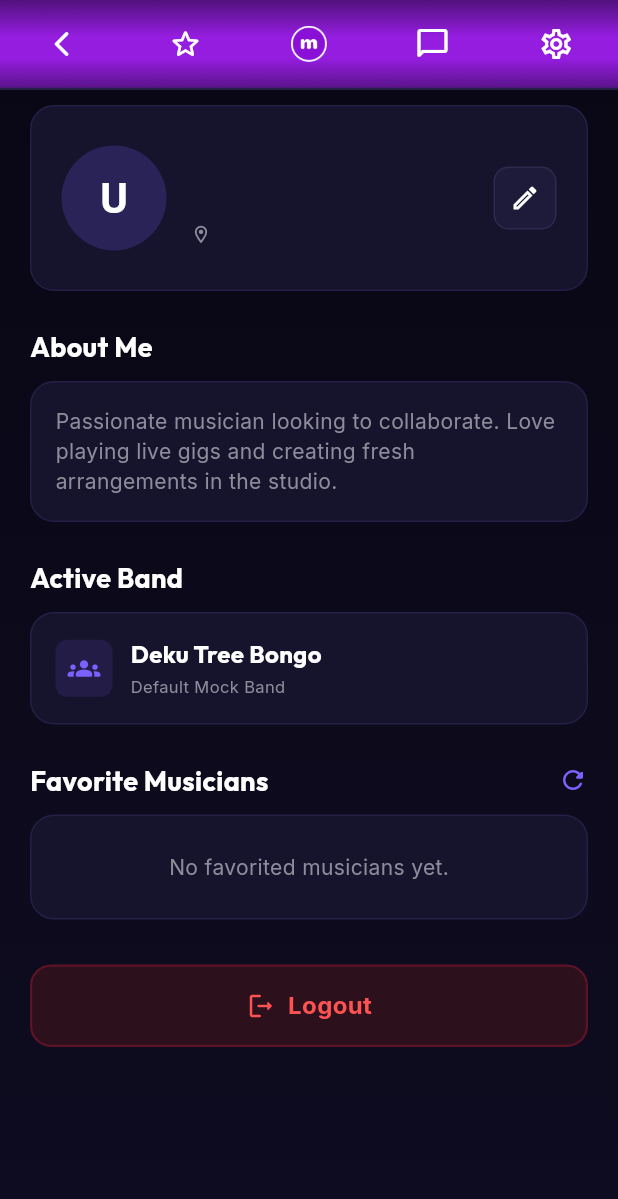
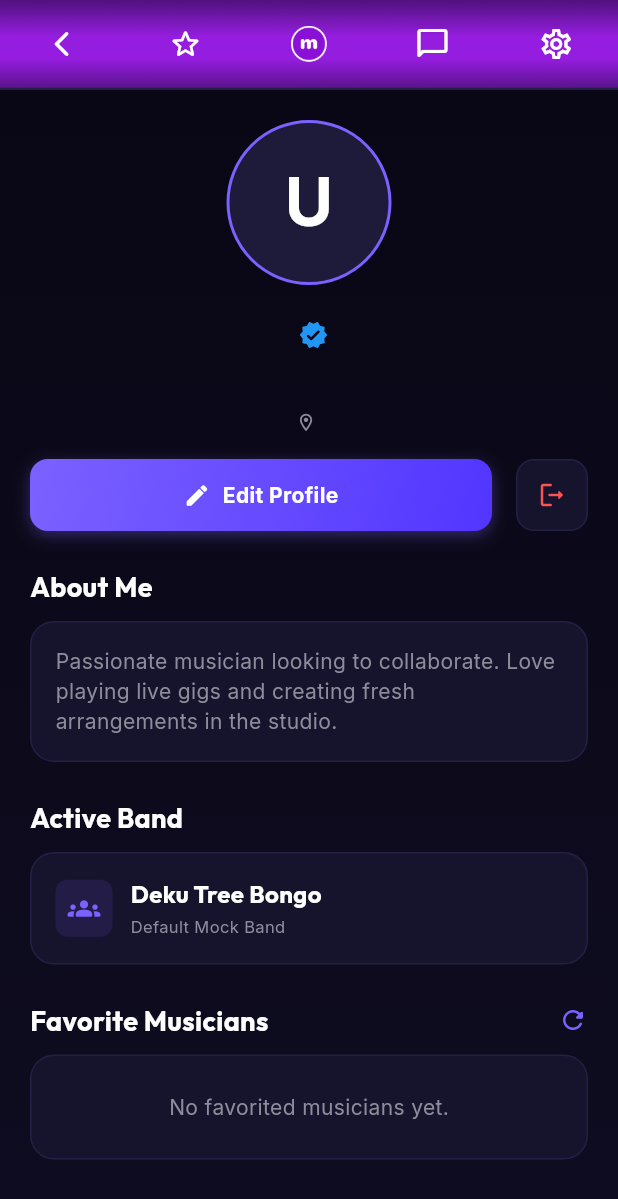
Before and after one commit to Drakblod/MusiciansFlutter, a Flutter app: the ProfileTabScreen screen opened by its route, on a phone screen of 412 x 824 dp. Shown: the top 1199 px of the screen. Run offline on Flutter 3.47's test engine with Material 3 defaults, Android fonts, the phone set to English and light mode, and no system bars; our stand-ins replace audioplayers, file_picker, firebase_auth, firebase_core, firebase_database, firebase_messaging and 5 more; accounts and stored records are empty.

Commit message:
Standardize profile views. Align ProfileTabScreen layout styling with MusicianProfileScreen centered header. Make Members tab row tap view profiles and add chat icon action.

```diff
--- a/lib/views/profile_tab_screen.dart
+++ b/lib/views/profile_tab_screen.dart
@@ -29,24 +29,7 @@ class _ProfileTabScreenState extends State<ProfileTabScreen> {
     });
   }
 
-  Future<void> _launchUrl(String urlString) async {
-    try {
-      final uri = Uri.parse(urlString.trim());
-      final success = await launchUrl(uri, mode: LaunchMode.externalApplication);
-      if (!success) {
-        await launchUrl(uri);
-      }
-    } catch (e) {
-      if (mounted) {
-        ScaffoldMessenger.of(context).showSnackBar(
-          SnackBar(
-            content: Text('Could not launch link: $urlString'),
-            backgroundColor: AppTheme.danger,
-          ),
-        );
-      }
-    }
-  }
+
 
   Future<void> _loadFavorites() async {
     setState(() => _isLoadingFavorites = true);
@@ -95,48 +78,67 @@ class _ProfileTabScreenState extends State<ProfileTabScreen> {
                 child: Column(
                   crossAxisAlignment: CrossAxisAlignment.start,
                   children: [
+                    // Standardized Centered Profile Header
+                    Center(
+                      child: Column(
+                        children: [
+                          const SizedBox(height: 10),
+                          // Profile Photo
                           Container(
-            padding: const EdgeInsets.all(20),
+                            width: 110,
+                            height: 110,
                             decoration: BoxDecoration(
-              color: AppTheme.cardBackground,
-              borderRadius: BorderRadius.circular(16),
-              border: Border.all(color: const Color(0xFF231F45), width: 1),
+                              shape: BoxShape.circle,
+                              border: Border.all(color: AppTheme.primaryAccent, width: 2),
+                              color: AppTheme.inputBackground,
                             ),
-            child: Row(
-              children: [
-                CircleAvatar(
-                  radius: 35,
-                  backgroundColor: AppTheme.primaryAccent.withOpacity(0.2),
-                  backgroundImage: user.profilePictureUrl != null && user.profilePictureUrl!.isNotEmpty
-                      ? NetworkImage(user.profilePictureUrl!)
-                      : null,
-                  child: user.profilePictureUrl == null || user.profilePictureUrl!.isEmpty
-                      ? Text(
+                            child: Center(
+                              child: user.profilePictureUrl != null && user.profilePictureUrl!.isNotEmpty
+                                  ? ClipOval(
+                                      child: Image.network(
+                                        user.profilePictureUrl!,
+                                        width: 106,
+                                        height: 106,
+                                        fit: BoxFit.cover,
+                                      ),
+                                    )
+                                  : Text(
                                       (user.displayName != null && user.displayName!.isNotEmpty)
                                           ? user.displayName!.substring(0, 1).toUpperCase()
                                           : 'U',
                                       style: const TextStyle(
                                         color: Colors.white,
-                            fontSize: 28,
+                                        fontSize: 44,
                                         fontWeight: FontWeight.bold,
                                       ),
-                        )
-                      : null,
                                     ),
-                const SizedBox(width: 16),
-                Expanded(
-                  child: Column(
-                    crossAxisAlignment: CrossAxisAlignment.start,
+                            ),
+                          ),
+                          const SizedBox(height: 16),
+
+                          // Name & Verified badge
+                          Row(
+                            mainAxisAlignment: MainAxisAlignment.center,
                             children: [
                               Text(
                                 user.displayName ?? 'Alex Hill',
                                 style: GoogleFonts.outfit(
-                          fontSize: 22,
+                                  fontSize: 24,
                                   fontWeight: FontWeight.bold,
                                   color: Colors.white,
                                 ),
                               ),
-                      const SizedBox(height: 2),
+                              const SizedBox(width: 6),
+                              const Icon(
+                                Icons.verified_rounded,
+                                color: Colors.blue,
+                                size: 20,
+                              ),
+                            ],
+                          ),
+                          const SizedBox(height: 4),
+
+                          // Role / Instrument
                           Text(
                             user.userType ?? 'Musician',
                             style: GoogleFonts.inter(
@@ -145,10 +147,17 @@ class _ProfileTabScreenState extends State<ProfileTabScreen> {
                               fontWeight: FontWeight.w600,
                             ),
                           ),
-                      const SizedBox(height: 4),
+                          const SizedBox(height: 8),
+
+                          // Location
                           Row(
+                            mainAxisAlignment: MainAxisAlignment.center,
                             children: [
-                          const Icon(Icons.location_on_outlined, color: AppTheme.textSecondary, size: 14),
+                              const Icon(
+                                Icons.location_on_outlined,
+                                color: AppTheme.textSecondary,
+                                size: 14,
+                              ),
                               const SizedBox(width: 4),
                               Text(
                                 user.location ?? 'Stockholm, Sweden',
@@ -159,80 +168,94 @@ class _ProfileTabScreenState extends State<ProfileTabScreen> {
                               ),
                             ],
                           ),
-                      if (user.spotifyUrl != null || user.youtubeUrl != null) ...[
-                        const SizedBox(height: 8),
+                          const SizedBox(height: 16),
+
+                          // Edit Profile & Logout Row
                           Row(
                             children: [
-                            if (user.spotifyUrl != null && user.spotifyUrl!.isNotEmpty)
-                              GestureDetector(
-                                onTap: () => _launchUrl(user.spotifyUrl!),
+                              Expanded(
+                                child: AnimatedTapDetector(
+                                  onTap: () async {
+                                    await Navigator.pushNamed(context, '/edit-profile');
+                                    appState.refreshProfile();
+                                  },
                                   child: Container(
-                                  margin: const EdgeInsets.only(right: 8),
-                                  padding: const EdgeInsets.symmetric(horizontal: 8, vertical: 4),
+                                    height: 48,
                                     decoration: BoxDecoration(
-                                    color: Colors.green.withOpacity(0.1),
-                                    borderRadius: BorderRadius.circular(4),
-                                    border: Border.all(color: Colors.green.withOpacity(0.3)),
+                                      gradient: AppTheme.primaryGradient,
+                                      borderRadius: BorderRadius.circular(12),
+                                      boxShadow: [
+                                        BoxShadow(
+                                          color: AppTheme.primaryAccent.withOpacity(0.35),
+                                          blurRadius: 8,
+                                          offset: const Offset(0, 3),
+                                        )
+                                      ],
                                     ),
                                     child: Row(
-                                    mainAxisSize: MainAxisSize.min,
+                                      mainAxisAlignment: MainAxisAlignment.center,
                                       children: [
-                                      const Icon(Icons.music_note, color: Colors.green, size: 12),
-                                      const SizedBox(width: 4),
+                                        const Icon(Icons.edit_rounded, color: Colors.white, size: 18),
+                                        const SizedBox(width: 8),
                                         Text(
-                                        'Spotify',
-                                        style: GoogleFonts.inter(fontSize: 10, color: Colors.green, fontWeight: FontWeight.bold),
+                                          'Edit Profile',
+                                          style: GoogleFonts.inter(
+                                            fontSize: 14,
+                                            fontWeight: FontWeight.bold,
+                                            color: Colors.white,
+                                          ),
                                         ),
                                       ],
                                     ),
                                   ),
                                 ),
-                            if (user.youtubeUrl != null && user.youtubeUrl!.isNotEmpty)
-                              GestureDetector(
-                                onTap: () => _launchUrl(user.youtubeUrl!),
-                                child: Container(
-                                  margin: const EdgeInsets.only(right: 8),
-                                  padding: const EdgeInsets.symmetric(horizontal: 8, vertical: 4),
-                                  decoration: BoxDecoration(
-                                    color: Colors.red.withOpacity(0.1),
-                                    borderRadius: BorderRadius.circular(4),
-                                    border: Border.all(color: Colors.red.withOpacity(0.3)),
                               ),
-                                  child: Row(
-                                    mainAxisSize: MainAxisSize.min,
-                                    children: [
-                                      const Icon(Icons.play_circle_fill, color: Colors.red, size: 12),
-                                      const SizedBox(width: 4),
-                                      Text(
-                                        'YouTube',
-                                        style: GoogleFonts.inter(fontSize: 10, color: Colors.red, fontWeight: FontWeight.bold),
+                              const SizedBox(width: 16),
+                              AnimatedTapDetector(
+                                onTap: () async {
+                                  final confirmed = await showDialog<bool>(
+                                    context: context,
+                                    builder: (context) => AlertDialog(
+                                      backgroundColor: AppTheme.cardBackground,
+                                      title: const Text('Logout?'),
+                                      content: const Text('Are you sure you want to logout?'),
+                                      actions: [
+                                        TextButton(
+                                          onPressed: () => Navigator.pop(context, false),
+                                          child: const Text('Cancel', style: TextStyle(color: Colors.white)),
+                                        ),
+                                        TextButton(
+                                          onPressed: () => Navigator.pop(context, true),
+                                          child: const Text('Logout', style: TextStyle(color: Colors.redAccent)),
                                         ),
                                       ],
+                                    ),
+                                  );
+                                  if (confirmed == true) {
+                                    await appState.logout();
+                                    if (context.mounted) {
+                                      Navigator.pushReplacementNamed(context, '/login');
+                                    }
+                                  }
+                                },
+                                child: Container(
+                                  width: 48,
+                                  height: 48,
+                                  decoration: BoxDecoration(
+                                    color: AppTheme.cardBackground,
+                                    borderRadius: BorderRadius.circular(12),
+                                    border: Border.all(color: const Color(0xFF231F45), width: 1),
+                                  ),
+                                  child: const Center(
+                                    child: Icon(
+                                      Icons.logout_rounded,
+                                      color: Colors.redAccent,
+                                      size: 20,
+                                    ),
                                   ),
                                 ),
                               ),
                             ],
-                        ),
-                      ],
-                    ],
-                  ),
-                ),
-                // Edit Profile Icon Button
-                AnimatedTapDetector(
-                  onTap: () async {
-                    await Navigator.pushNamed(context, '/edit-profile');
-                    // Reload profile details upon returning
-                    appState.refreshProfile();
-                  },
-                  child: Container(
-                    padding: const EdgeInsets.all(10),
-                    decoration: BoxDecoration(
-                      color: AppTheme.inputBackground,
-                      borderRadius: BorderRadius.circular(10),
-                      border: Border.all(color: const Color(0xFF2E2A4E), width: 1),
-                    ),
-                    child: const Icon(Icons.edit_outlined, color: Colors.white, size: 20),
-                  ),
                           ),
                         ],
                       ),
@@ -432,41 +455,7 @@ class _ProfileTabScreenState extends State<ProfileTabScreen> {
                         );
                       },
                     ),
-          const SizedBox(height: 30),
-
-          // 5. Logout Button
-          AnimatedTapDetector(
-            onTap: () async {
-              await appState.logout();
-              if (mounted) {
-                Navigator.pushReplacementNamed(context, '/login');
-              }
-            },
-            child: Container(
-              height: 55,
-              width: double.infinity,
-              decoration: BoxDecoration(
-                color: const Color(0xFF2C101B),
-                borderRadius: BorderRadius.circular(14),
-                border: Border.all(color: const Color(0xFF5D1226), width: 1.5),
-              ),
-              child: Row(
-                mainAxisAlignment: MainAxisAlignment.center,
-                children: [
-                  const Icon(Icons.logout_rounded, color: Colors.redAccent, size: 20),
-                  const SizedBox(width: 8),
-                  Text(
-                    'Logout',
-                    style: GoogleFonts.inter(
-                      fontSize: 16,
-                      fontWeight: FontWeight.bold,
-                      color: Colors.redAccent,
-                    ),
-                  ),
-                  ],
-                ),
-              ),
-            ),
+          const SizedBox(height: 40),
           ],
         ),
       ),
```
Also changed, not shown: lib/views/band_room_chat_screen.dart (+21 -1 lines), lib/views/musician_profile_screen.dart (+117 -11 lines). Lines whose indentation alone changed are shown as unchanged.
